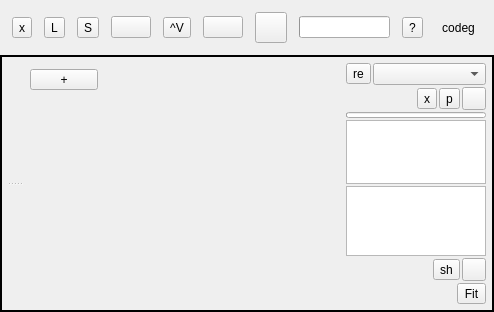
Before: the Qt Designer form src/Ui/AppWindow.ui in NikolayRag/codeg, drawn with Qt 5.
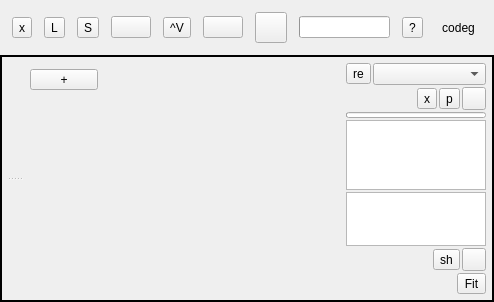
After: the same form once the commit is applied. Icons and pictures are not drawn.

Diff of the .ui file:
```diff
--- a/src/Ui/AppWindow.ui
+++ b/src/Ui/AppWindow.ui
@@ -553,31 +553,6 @@
                        </layout>
                       </widget>
                      </item>
-                     <item>
-                      <widget class="QPlainTextEdit" name="labStats">
-                       <property name="maximumSize">
-                        <size>
-                         <width>140</width>
-                         <height>64</height>
-                        </size>
-                       </property>
-                       <property name="frameShadow">
-                        <enum>QFrame::Plain</enum>
-                       </property>
-                       <property name="verticalScrollBarPolicy">
-                        <enum>Qt::ScrollBarAlwaysOff</enum>
-                       </property>
-                       <property name="horizontalScrollBarPolicy">
-                        <enum>Qt::ScrollBarAlwaysOff</enum>
-                       </property>
-                       <property name="undoRedoEnabled">
-                        <bool>false</bool>
-                       </property>
-                       <property name="lineWrapMode">
-                        <enum>QPlainTextEdit::NoWrap</enum>
-                       </property>
-                      </widget>
-                     </item>
                      <item>
                       <widget class="QPlainTextEdit" name="frameDev">
                        <property name="maximumSize">
@@ -600,6 +575,31 @@
                        </property>
                       </widget>
                      </item>
+                     <item>
+                      <widget class="QPlainTextEdit" name="labStats">
+                       <property name="maximumSize">
+                        <size>
+                         <width>140</width>
+                         <height>54</height>
+                        </size>
+                       </property>
+                       <property name="frameShadow">
+                        <enum>QFrame::Plain</enum>
+                       </property>
+                       <property name="verticalScrollBarPolicy">
+                        <enum>Qt::ScrollBarAlwaysOff</enum>
+                       </property>
+                       <property name="horizontalScrollBarPolicy">
+                        <enum>Qt::ScrollBarAlwaysOff</enum>
+                       </property>
+                       <property name="undoRedoEnabled">
+                        <bool>false</bool>
+                       </property>
+                       <property name="lineWrapMode">
+                        <enum>QPlainTextEdit::NoWrap</enum>
+                       </property>
+                      </widget>
+                     </item>
                      <item>
                       <layout class="QHBoxLayout" name="horizontalLayout">
                        <item>
```
